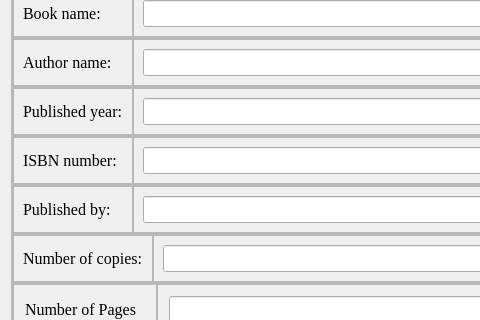
aavashlamichhane/LibMan, file entry.ui: the form before one commit; both pictures show x 0 to 480 and y 95 to 415 of the 696 by 627 pixel window.
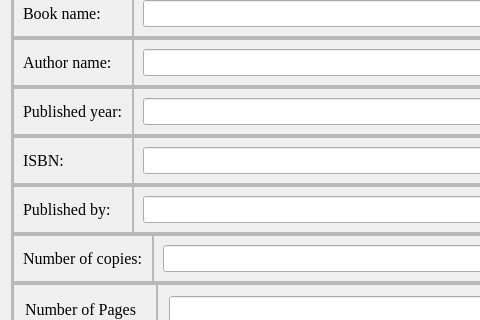
The form after the commit. Icons and pictures are not drawn.

```diff
--- a/entry.ui
+++ b/entry.ui
@@ -466,7 +466,7 @@
             <item>
              <widget class="QLabel" name="label_5">
               <property name="text">
-               <string>ISBN number:</string>
+               <string>ISBN:</string>
               </property>
              </widget>
             </item>
```
